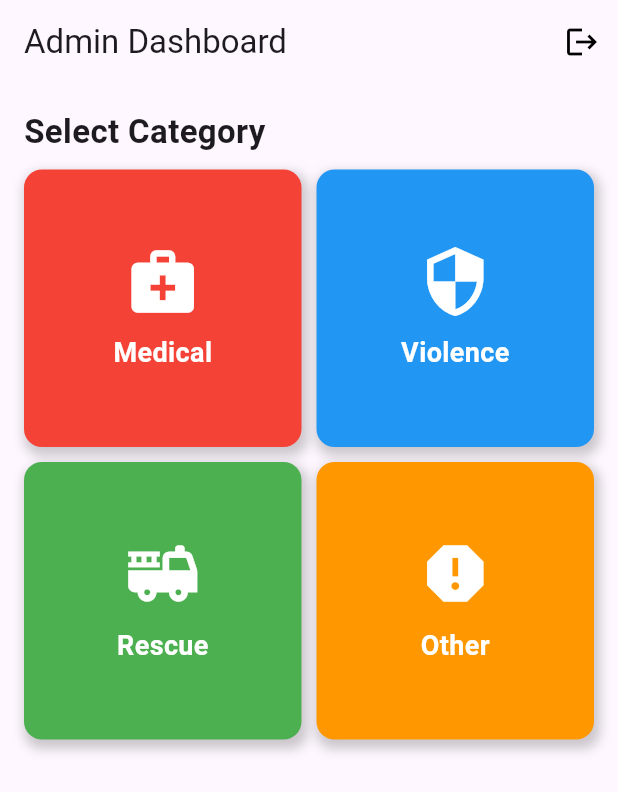
After one commit to codexahmar/Emergency-App-Version-1, a Flutter app: the AdminScreen screen opened directly, on a phone screen of 412 x 824 dp. The commit adds this screen. Shown: the top 792 px of the screen. Run offline on Flutter 3.47's test engine with Material 3 defaults, Android fonts, the phone set to English and light mode, and no system bars; our stand-ins replace cloud_firestore, firebase_auth, firebase_core, firebase_messaging, firebase_storage, flutter_local_notifications and 7 more; accounts and stored records are empty; network calls fail; project files that could hold a hidden picture were left out; key blocks and very long unbroken strings in the code were emptied for the run.

Commit message:
started work on admin side

```diff
--- a/lib/UI/Auth/signUp/signup.dart
+++ b/lib/UI/Auth/signUp/signup.dart
@@ -52,6 +52,7 @@ class SignupScreenState extends State<SignupScreen> {
           'email': emailController.text.trim(),
           'phone': phoneController.text.trim(),
           'docId': userId,
+          "role": "user",
           'createdAt': FieldValue.serverTimestamp(),
         });
 
--- /dev/null
+++ b/lib/UI/screens/admin_screen.dart
@@ -0,0 +1,79 @@
+import 'package:firebase_auth/firebase_auth.dart';
+import 'package:flutter/material.dart';
+import '../Auth/signUp/signup.dart';
+import '../widgets/category_tile.dart';
+
+class AdminScreen extends StatefulWidget {
+  const AdminScreen({super.key});
+
+  @override
+  State<AdminScreen> createState() => _AdminScreenState();
+}
+
+class _AdminScreenState extends State<AdminScreen> {
+  Future<void> logout(BuildContext context) async {
+    try {
+      await FirebaseAuth.instance.signOut();
+      Navigator.pushReplacement(
+        context,
+        MaterialPageRoute(builder: (context) => SignupScreen()),
+      );
+    } catch (e) {
+      print("Error logging out: $e");
+      ScaffoldMessenger.of(context).showSnackBar(
+        const SnackBar(content: Text('Error logging out. Please try again.')),
+      );
+    }
+  }
+
+  @override
+  Widget build(BuildContext context) {
+    return Scaffold(
+      appBar: AppBar(
+        title: const Text("Admin Dashboard"),
+        actions: [
+          IconButton(
+            icon: const Icon(Icons.logout, color: Colors.black),
+            onPressed: () => logout(context),
+          ),
+        ],
+      ),
+      body: Padding(
+        padding: const EdgeInsets.all(16.0),
+        child: Column(
+          crossAxisAlignment: CrossAxisAlignment.start,
+          children: [
+            const Text(
+              "Select Category",
+              style: TextStyle(fontSize: 22, fontWeight: FontWeight.bold),
+            ),
+            const SizedBox(height: 10),
+            Expanded(
+              child: GridView.count(
+                crossAxisCount: 2,
+                crossAxisSpacing: 10,
+                mainAxisSpacing: 10,
+                children: [
+                  CategoryTile(
+                      title: "Medical",
+                      color: Colors.red,
+                      icon: Icons.medical_services),
+                  CategoryTile(
+                      title: "Violence",
+                      color: Colors.blue,
+                      icon: Icons.security),
+                  CategoryTile(
+                      title: "Rescue",
+                      color: Colors.green,
+                      icon: Icons.fire_truck),
+                  CategoryTile(
+                      title: "Other", color: Colors.orange, icon: Icons.report),
+                ],
+              ),
+            ),
+          ],
+        ),
+      ),
+    );
+  }
+}
--- /dev/null
+++ b/lib/UI/widgets/category_tile.dart
@@ -0,0 +1,59 @@
+import 'package:flutter/material.dart';
+
+import '../screens/reports_list.dart';
+
+
+class CategoryTile extends StatelessWidget {
+  final String title;
+  final Color color;
+  final IconData icon;
+
+  const CategoryTile({
+    super.key,
+    required this.title,
+    required this.color,
+    required this.icon,
+  });
+
+  @override
+  Widget build(BuildContext context) {
+    return GestureDetector(
+      onTap: () {
+        Navigator.push(
+          context,
+          MaterialPageRoute(
+            builder: (context) => ReportsListScreen(category: title),
+          ),
+        );
+      },
+      child: Container(
+        decoration: BoxDecoration(
+          color: color,
+          borderRadius: BorderRadius.circular(12),
+          boxShadow: [
+            BoxShadow(
+              color: Colors.black.withOpacity(0.2),
+              blurRadius: 6,
+              spreadRadius: 2,
+              offset: const Offset(2, 4),
+            )
+          ],
+        ),
+        child: Column(
+          mainAxisAlignment: MainAxisAlignment.center,
+          children: [
+            Icon(icon, size: 50, color: Colors.white),
+            const SizedBox(height: 10),
+            Text(
+              title,
+              style: const TextStyle(
+                  color: Colors.white,
+                  fontSize: 18,
+                  fontWeight: FontWeight.bold),
+            ),
+          ],
+        ),
+      ),
+    );
+  }
+}
--- a/lib/services/notification_service.dart
+++ b/lib/services/notification_service.dart
@@ -131,6 +131,7 @@ class NotificationService {
     required String emergencyType,
     required double latitude,
     required double longitude,
+
   }) async {
     try {
       final serverKey = getServerKey();
@@ -232,6 +233,7 @@ class NotificationService {
         emergencyType: emergencyType,
         latitude: latitude,
         longitude: longitude,
+
       );
     } catch (e, stackTrace) {
       print('Error in sendEmergencyNotificationToUser: $e');
```
Also changed, not shown: lib/UI/Auth/login/login.dart (+42 -6 lines), lib/UI/screens/contacts_screen.dart (+12 -4 lines), lib/UI/screens/incident_reporting.dart (+90 -20 lines), lib/UI/screens/reports_list.dart (added, +60 -0 lines), lib/UI/screens/rescue_screen.dart (added, +98 -0 lines), lib/UI/screens/splash_screen.dart (+24 -4 lines).
